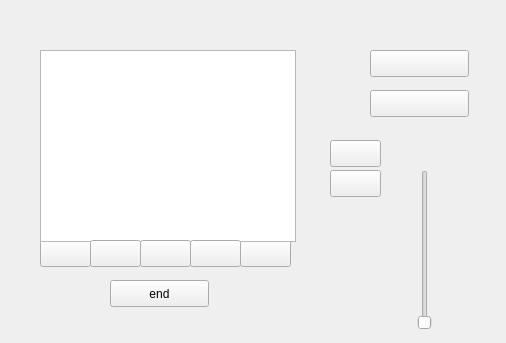
snippybug/myplayer, file widget.ui: the form before one commit.
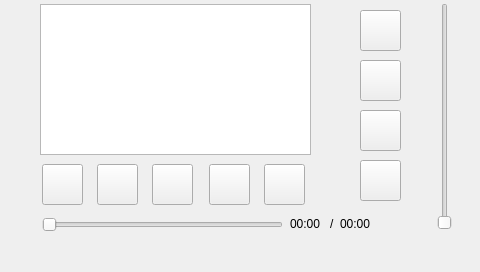
The form after the commit. Icons and pictures are not drawn. Custom widgets are drawn as their Qt base class.

Commit message: v1.2: 1. 合并添加播放进度条功能，并能显示当前播放的时间 2. 根据开发板的大小调整布局和字体大小 3. 更名为“PickyPlayer” 4. 将播放列表的默认打开路径改为"/sdcard/music"

```diff
--- a/widget.ui
+++ b/widget.ui
@@ -6,8 +6,8 @@
    <rect>
     <x>0</x>
     <y>0</y>
-    <width>506</width>
-    <height>343</height>
+    <width>480</width>
+    <height>272</height>
    </rect>
   </property>
   <property name="windowTitle">
@@ -16,10 +16,10 @@
   <widget class="QPushButton" name="m_playButton">
    <property name="geometry">
     <rect>
-     <x>370</x>
-     <y>90</y>
-     <width>99</width>
-     <height>27</height>
+     <x>360</x>
+     <y>60</y>
+     <width>41</width>
+     <height>41</height>
     </rect>
    </property>
    <property name="text">
@@ -33,10 +33,10 @@
   <widget class="QPushButton" name="m_openButton">
    <property name="geometry">
     <rect>
-     <x>40</x>
-     <y>240</y>
-     <width>51</width>
-     <height>27</height>
+     <x>42</x>
+     <y>164</y>
+     <width>41</width>
+     <height>41</height>
     </rect>
    </property>
    <property name="text">
@@ -50,10 +50,10 @@
   <widget class="QPushButton" name="m_stopButton">
    <property name="geometry">
     <rect>
-     <x>370</x>
-     <y>50</y>
-     <width>99</width>
-     <height>27</height>
+     <x>360</x>
+     <y>10</y>
+     <width>41</width>
+     <height>41</height>
     </rect>
    </property>
    <property name="text">
@@ -67,10 +67,10 @@
   <widget class="QSlider" name="m_volumeSlider">
    <property name="geometry">
     <rect>
-     <x>410</x>
-     <y>170</y>
+     <x>430</x>
+     <y>3</y>
      <width>29</width>
-     <height>160</height>
+     <height>227</height>
     </rect>
    </property>
    <property name="orientation">
@@ -80,10 +80,10 @@
   <widget class="QPushButton" name="m_deleteButton">
    <property name="geometry">
     <rect>
-     <x>240</x>
-     <y>240</y>
-     <width>51</width>
-     <height>27</height>
+     <x>264</x>
+     <y>164</y>
+     <width>41</width>
+     <height>41</height>
     </rect>
    </property>
    <property name="text">
@@ -93,24 +93,35 @@
     <iconset resource="myplayer.qrc">
      <normaloff>:/images/delete.png</normaloff>:/images/delete.png</iconset>
    </property>
+   <property name="iconSize">
+    <size>
+     <width>18</width>
+     <height>18</height>
+    </size>
+   </property>
   </widget>
   <widget class="PlayListWidget" name="m_playlist">
    <property name="geometry">
     <rect>
      <x>40</x>
-     <y>50</y>
-     <width>256</width>
-     <height>192</height>
+     <y>4</y>
+     <width>271</width>
+     <height>151</height>
     </rect>
    </property>
+   <property name="font">
+    <font>
+     <pointsize>20</pointsize>
+    </font>
+   </property>
   </widget>
   <widget class="QPushButton" name="m_loopButton">
    <property name="geometry">
     <rect>
-     <x>90</x>
-     <y>240</y>
-     <width>51</width>
-     <height>27</height>
+     <x>97</x>
+     <y>164</y>
+     <width>41</width>
+     <height>41</height>
     </rect>
    </property>
    <property name="text">
@@ -130,10 +141,10 @@
   <widget class="QPushButton" name="m_randomButton">
    <property name="geometry">
     <rect>
-     <x>140</x>
-     <y>240</y>
-     <width>51</width>
-     <height>27</height>
+     <x>152</x>
+     <y>164</y>
+     <width>41</width>
+     <height>41</height>
     </rect>
    </property>
    <property name="text">
@@ -145,31 +156,18 @@
    </property>
    <property name="iconSize">
     <size>
-     <width>32</width>
-     <height>32</height>
+     <width>26</width>
+     <height>26</height>
     </size>
    </property>
   </widget>
-  <widget class="QPushButton" name="m_endButton">
-   <property name="geometry">
-    <rect>
-     <x>110</x>
-     <y>280</y>
-     <width>99</width>
-     <height>27</height>
-    </rect>
-   </property>
-   <property name="text">
-    <string>end</string>
-   </property>
-  </widget>
   <widget class="QPushButton" name="m_prevButton">
    <property name="geometry">
     <rect>
-     <x>330</x>
-     <y>170</y>
-     <width>51</width>
-     <height>27</height>
+     <x>360</x>
+     <y>160</y>
+     <width>41</width>
+     <height>41</height>
     </rect>
    </property>
    <property name="text">
@@ -189,10 +187,10 @@
   <widget class="QPushButton" name="m_nextButton">
    <property name="geometry">
     <rect>
-     <x>330</x>
-     <y>140</y>
-     <width>51</width>
-     <height>27</height>
+     <x>360</x>
+     <y>110</y>
+     <width>41</width>
+     <height>41</height>
     </rect>
    </property>
    <property name="text">
@@ -212,10 +210,10 @@
   <widget class="QPushButton" name="m_cycleButton">
    <property name="geometry">
     <rect>
-     <x>190</x>
-     <y>240</y>
-     <width>51</width>
-     <height>27</height>
+     <x>209</x>
+     <y>164</y>
+     <width>41</width>
+     <height>41</height>
     </rect>
    </property>
    <property name="text">
@@ -232,6 +230,58 @@
     </size>
    </property>
   </widget>
+  <widget class="QSlider" name="m_playSlider">
+   <property name="geometry">
+    <rect>
+     <x>42</x>
+     <y>210</y>
+     <width>241</width>
+     <height>29</height>
+    </rect>
+   </property>
+   <property name="orientation">
+    <enum>Qt::Horizontal</enum>
+   </property>
+  </widget>
+  <widget class="QLabel" name="m_curLabel">
+   <property name="geometry">
+    <rect>
+     <x>290</x>
+     <y>203</y>
+     <width>41</width>
+     <height>41</height>
+    </rect>
+   </property>
+   <property name="text">
+    <string>00:00</string>
+   </property>
+  </widget>
+  <widget class="QLabel" name="m_totalLabel">
+   <property name="geometry">
+    <rect>
+     <x>340</x>
+     <y>203</y>
+     <width>41</width>
+     <height>41</height>
+    </rect>
+   </property>
+   <property name="text">
+    <string>00:00</string>
+   </property>
+  </widget>
+  <widget class="QLabel" name="label">
+   <property name="geometry">
+    <rect>
+     <x>330</x>
+     <y>203</y>
+     <width>16</width>
+     <height>41</height>
+    </rect>
+   </property>
+   <property name="text">
+    <string>/</string>
+   </property>
+  </widget>
  </widget>
  <layoutdefault spacing="6" margin="11"/>
  <customwidgets>
```
The commit also changes 3 other files.
